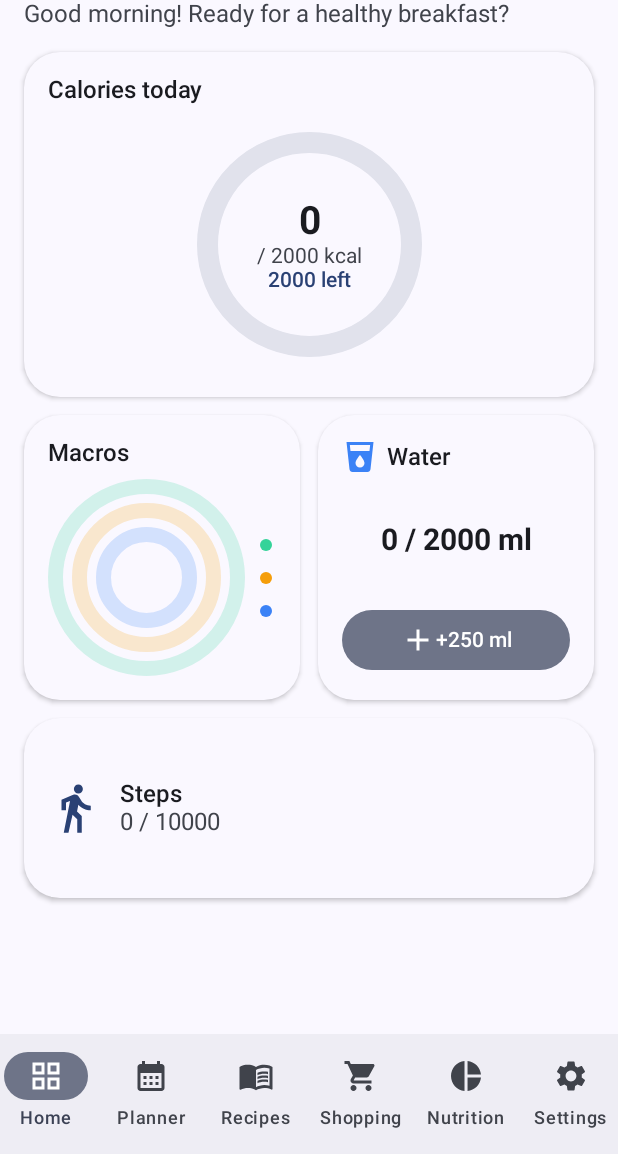
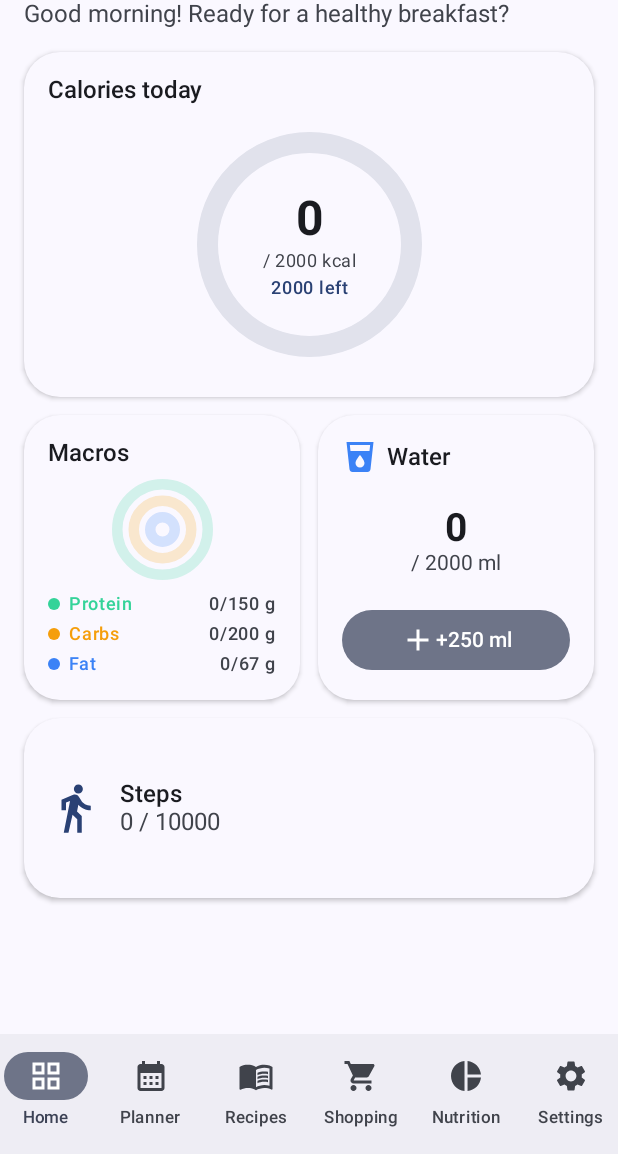
Before and after one commit to laci141/NutriPlan-, an Android app built with Jetpack Compose: the screen it shows after launch (MainActivity), on a phone screen of 412 x 824 dp, the part 82-1236 px from its top. Run offline under Robolectric (Android 15) with nearby library versions, the phone set to English and light mode, and no system bars; our stand-ins replace Dagger/Hilt's generated code, Room's generated code, Timber.

Commit message:
Fix dashboard text overflow: water value, calorie ring, bottom nav
- Water card: show the amount as a big number with the goal on a second
  small line instead of a single titleLarge line that got clipped to
  '250 /' on the half-width card
- Macros card: rings on top, legend stacked full-width below so each
  macro stays on one colored line with its current/target grams
- Calorie ring: single-line (maxLines=1) inner texts, tightened styles
- Bottom navigation: labels forced to one line (labelSmall, no wrap) so
  'Receptek/Bevásárlás/Beállítás' no longer break into stacked letters;
  shortened HU settings label to 'Beállítás'

```diff
--- a/app/src/main/java/com/nutriplan/app/presentation/NutriPlanApp.kt
+++ b/app/src/main/java/com/nutriplan/app/presentation/NutriPlanApp.kt
@@ -7,6 +7,7 @@ import androidx.compose.animation.slideInHorizontally
 import androidx.compose.animation.slideOutHorizontally
 import androidx.compose.foundation.layout.padding
 import androidx.compose.material3.Icon
+import androidx.compose.material3.MaterialTheme
 import androidx.compose.material3.NavigationBar
 import androidx.compose.material3.NavigationBarItem
 import androidx.compose.material3.Scaffold
@@ -15,6 +16,7 @@ import androidx.compose.runtime.Composable
 import androidx.compose.runtime.getValue
 import androidx.compose.ui.Modifier
 import androidx.compose.ui.res.stringResource
+import androidx.compose.ui.text.style.TextOverflow
 import androidx.navigation.NavType
 import androidx.navigation.compose.NavHost
 import androidx.navigation.compose.composable
@@ -60,7 +62,15 @@ fun NutriPlanApp() {
                                 }
                             },
                             icon = { Icon(item.icon, contentDescription = null) },
-                            label = { Text(stringResource(item.labelRes)) }
+                            label = {
+                                Text(
+                                    text = stringResource(item.labelRes),
+                                    style = MaterialTheme.typography.labelSmall,
+                                    maxLines = 1,
+                                    softWrap = false,
+                                    overflow = TextOverflow.Ellipsis
+                                )
+                            }
                         )
                     }
                 }
--- a/app/src/main/java/com/nutriplan/app/presentation/dashboard/DashboardScreen.kt
+++ b/app/src/main/java/com/nutriplan/app/presentation/dashboard/DashboardScreen.kt
@@ -151,18 +151,23 @@ fun DashboardScreen(
                     Column(horizontalAlignment = Alignment.CenterHorizontally) {
                         Text(
                             text = "$consumed",
-                            style = MaterialTheme.typography.headlineMedium,
-                            fontWeight = FontWeight.Bold
+                            style = MaterialTheme.typography.headlineLarge,
+                            fontWeight = FontWeight.Bold,
+                            maxLines = 1
                         )
                         Text(
                             text = "/ $goal ${stringResource(R.string.kcal_unit)}",
-                            style = MaterialTheme.typography.bodyMedium,
-                            color = MaterialTheme.colorScheme.onSurfaceVariant
+                            style = MaterialTheme.typography.bodySmall,
+                            color = MaterialTheme.colorScheme.onSurfaceVariant,
+                            maxLines = 1
                         )
+                        Spacer(Modifier.size(2.dp))
                         Text(
                             text = stringResource(R.string.left_short, left),
-                            style = MaterialTheme.typography.labelLarge,
-                            color = MaterialTheme.colorScheme.primary
+                            style = MaterialTheme.typography.labelMedium,
+                            fontWeight = FontWeight.SemiBold,
+                            color = MaterialTheme.colorScheme.primary,
+                            maxLines = 1
                         )
                     }
                 }
@@ -183,24 +188,23 @@ fun DashboardScreen(
                     style = MaterialTheme.typography.titleMedium,
                     fontWeight = FontWeight.SemiBold
                 )
-                // Gyűrűk + jelmagyarázat egymás mellett, hogy elférjen a keskeny kártyán
-                Row(
-                    modifier = Modifier.fillMaxWidth().weight(1f),
-                    verticalAlignment = Alignment.CenterVertically,
-                    horizontalArrangement = Arrangement.spacedBy(10.dp)
-                ) {
+                // Gyűrűk felül, középen
+                Box(modifier = Modifier.fillMaxWidth().weight(1f), contentAlignment = Alignment.Center) {
                     ActivityRings(
                         rings = listOf(
                             RingData(fractionOf(state.todayTotals.protein, state.proteinTarget), ProteinColor),
                             RingData(fractionOf(state.todayTotals.carbs, state.carbsTarget), CarbsColor),
                             RingData(fractionOf(state.todayTotals.fat, state.fatTarget), FatColor)
                         ),
-                        modifier = Modifier.fillMaxHeight().aspectRatio(1f)
+                        modifier = Modifier.fillMaxHeight().aspectRatio(1f),
+                        strokeWidth = 7.dp,
+                        gap = 4.dp
                     )
-                    // A három makró egymás alatt, külön színnel, soronként egy sorban
+                }
+                // A három makró egymás alatt, teljes szélességben, soronként egy sorban, külön színnel
                 Column(
-                        modifier = Modifier.weight(1f),
-                        verticalArrangement = Arrangement.spacedBy(6.dp)
+                    modifier = Modifier.fillMaxWidth(),
+                    verticalArrangement = Arrangement.spacedBy(4.dp)
                 ) {
                     MacroLegend(
                         label = stringResource(R.string.protein),
@@ -219,7 +223,6 @@ fun DashboardScreen(
                     )
                 }
             }
-            }
 
             // Víz kártya +250 ml gombbal
             BentoCard(modifier = Modifier.weight(1f).fillMaxSize()) {
@@ -233,11 +236,20 @@ fun DashboardScreen(
                     )
                 }
                 Box(modifier = Modifier.fillMaxWidth().weight(1f), contentAlignment = Alignment.Center) {
+                    Column(horizontalAlignment = Alignment.CenterHorizontally) {
                         Text(
-                        text = stringResource(R.string.ml_progress, state.water, state.waterGoal),
-                        style = MaterialTheme.typography.titleLarge,
-                        fontWeight = FontWeight.Bold
+                            text = "${state.water}",
+                            style = MaterialTheme.typography.headlineMedium,
+                            fontWeight = FontWeight.Bold,
+                            maxLines = 1
                         )
+                        Text(
+                            text = "/ ${state.waterGoal} ml",
+                            style = MaterialTheme.typography.bodyMedium,
+                            color = MaterialTheme.colorScheme.onSurfaceVariant,
+                            maxLines = 1
+                        )
+                    }
                 }
                 FilledTonalButton(
                     onClick = viewModel::addWater,
```
Also changed, not shown: 1 other file. Lines whose indentation alone changed are shown as unchanged.
